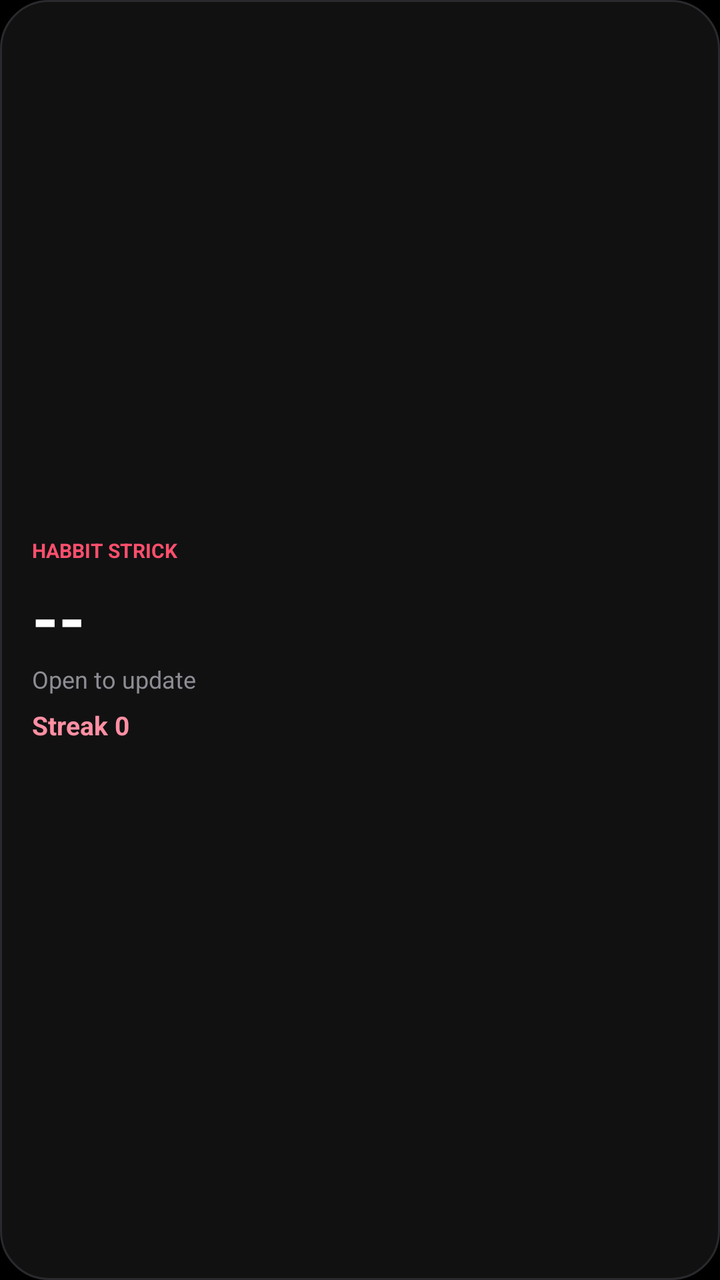
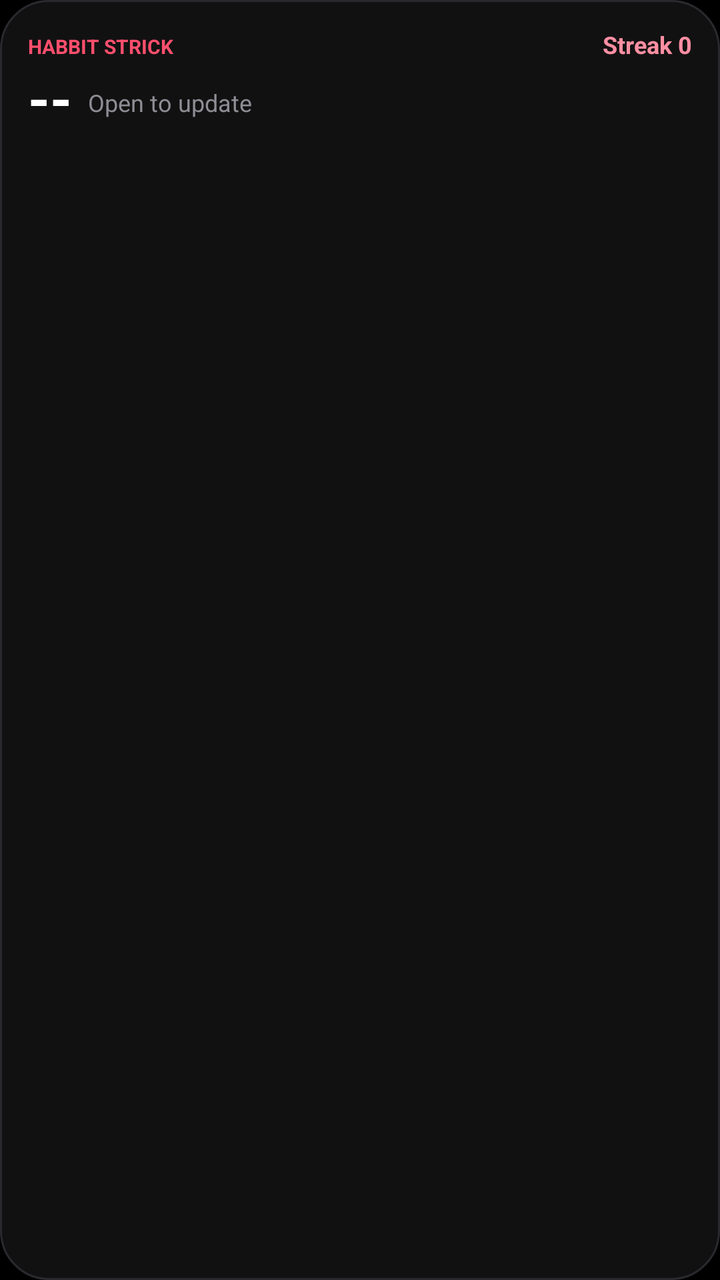

Before-and-after screenshots of an Android layout around one commit, followed by the original layout XML and the change that was made.
<!-- AndroidManifest.xml: application theme AppTheme -->
<!-- res/layout/widget.xml -->
<?xml version="1.0" encoding="utf-8"?>
<LinearLayout xmlns:android="http://schemas.android.com/apk/res/android"
    android:id="@+id/w_root"
    android:layout_width="match_parent"
    android:layout_height="match_parent"
    android:background="@drawable/widget_bg"
    android:gravity="center_vertical"
    android:orientation="vertical"
    android:padding="16dp">

    <TextView
        android:layout_width="wrap_content"
        android:layout_height="wrap_content"
        android:text="HABBIT STRICK"
        android:textColor="#FF4F6D"
        android:textSize="10sp"
        android:textStyle="bold" />

    <TextView
        android:id="@+id/w_count"
        android:layout_width="wrap_content"
        android:layout_height="wrap_content"
        android:layout_marginTop="4dp"
        android:text="--"
        android:textColor="#FFFFFF"
        android:textSize="34sp"
        android:textStyle="bold" />

    <TextView
        android:id="@+id/w_label"
        android:layout_width="wrap_content"
        android:layout_height="wrap_content"
        android:text="Open to update"
        android:textColor="#8D8D94"
        android:textSize="12sp" />

    <TextView
        android:id="@+id/w_streak"
        android:layout_width="wrap_content"
        android:layout_height="wrap_content"
        android:layout_marginTop="6dp"
        android:text="Streak 0"
        android:textColor="#FF8FA3"
        android:textSize="13sp"
        android:textStyle="bold" />
</LinearLayout>
<!-- resources referenced by this layout -->
<resources>
  <!-- drawable widget_bg (drawable) -->
  <?xml version="1.0" encoding="utf-8"?>
  <shape xmlns:android="http://schemas.android.com/apk/res/android" android:shape="rectangle">
      <solid android:color="#111112" />
      <corners android:radius="24dp" />
      <stroke android:width="1dp" android:color="#2A2A2E" />
  </shape>
  <style name="AppTheme" parent="Theme.AppCompat.NoActionBar">
          <item name="android:windowBackground">@android:color/black</item>
          <item name="android:statusBarColor">@android:color/black</item>
          <item name="android:navigationBarColor">@android:color/black</item>
          <item name="android:windowLightStatusBar">false</item>
      </style>
</resources>

<!-- the commit's change to res/layout/widget.xml (unified diff, before → after) -->
@@ -4,43 +4,113 @@
     android:layout_width="match_parent"
     android:layout_height="match_parent"
     android:background="@drawable/widget_bg"
-    android:gravity="center_vertical"
     android:orientation="vertical"
-    android:padding="16dp">
+    android:padding="14dp">
+
+    <LinearLayout
+        android:layout_width="match_parent"
+        android:layout_height="wrap_content"
+        android:orientation="horizontal">
+
+        <TextView
+            android:layout_width="0dp"
+            android:layout_height="wrap_content"
+            android:layout_weight="1"
+            android:text="HABBIT STRICK"
+            android:textColor="#FF4F6D"
+            android:textSize="10sp"
+            android:textStyle="bold" />
+
+        <TextView
+            android:id="@+id/w_streak"
+            android:layout_width="wrap_content"
+            android:layout_height="wrap_content"
+            android:text="Streak 0"
+            android:textColor="#FF8FA3"
+            android:textSize="12sp"
+            android:textStyle="bold" />
+    </LinearLayout>
+
+    <LinearLayout
+        android:layout_width="match_parent"
+        android:layout_height="wrap_content"
+        android:layout_marginBottom="4dp"
+        android:gravity="bottom"
+        android:orientation="horizontal">
+
+        <TextView
+            android:id="@+id/w_count"
+            android:layout_width="wrap_content"
+            android:layout_height="wrap_content"
+            android:text="--"
+            android:textColor="#FFFFFF"
+            android:textSize="28sp"
+            android:textStyle="bold" />
+
+        <TextView
+            android:id="@+id/w_label"
+            android:layout_width="wrap_content"
+            android:layout_height="wrap_content"
+            android:layout_marginStart="8dp"
+            android:layout_marginBottom="4dp"
+            android:text="Open to update"
+            android:textColor="#8D8D94"
+            android:textSize="12sp" />
+    </LinearLayout>
 
     <TextView
-        android:layout_width="wrap_content"
+        android:id="@+id/w_i0"
+        android:layout_width="match_parent"
         android:layout_height="wrap_content"
-        android:text="HABBIT STRICK"
-        android:textColor="#FF4F6D"
-        android:textSize="10sp"
-        android:textStyle="bold" />
+        android:layout_marginTop="2dp"
+        android:ellipsize="end"
+        android:maxLines="1"
+        android:paddingTop="5dp"
+        android:paddingBottom="5dp"
+        android:text=""
+        android:textColor="#FFFFFF"
+        android:textSize="14sp"
+        android:visibility="gone" />
 
     <TextView
-        android:id="@+id/w_count"
-        android:layout_width="wrap_content"
+        android:id="@+id/w_i1"
+        android:layout_width="match_parent"
         android:layout_height="wrap_content"
-        android:layout_marginTop="4dp"
-        android:text="--"
+        android:layout_marginTop="2dp"
+        android:ellipsize="end"
+        android:maxLines="1"
+        android:paddingTop="5dp"
+        android:paddingBottom="5dp"
+        android:text=""
         android:textColor="#FFFFFF"
-        android:textSize="34sp"
-        android:textStyle="bold" />
+        android:textSize="14sp"
+        android:visibility="gone" />
 
     <TextView
-        android:id="@+id/w_label"
-        android:layout_width="wrap_content"
+        android:id="@+id/w_i2"
+        android:layout_width="match_parent"
         android:layout_height="wrap_content"
-        android:text="Open to update"
-        android:textColor="#8D8D94"
-        android:textSize="12sp" />
+        android:layout_marginTop="2dp"
+        android:ellipsize="end"
+        android:maxLines="1"
+        android:paddingTop="5dp"
+        android:paddingBottom="5dp"
+        android:text=""
+        android:textColor="#FFFFFF"
+        android:textSize="14sp"
+        android:visibility="gone" />
 
     <TextView
-        android:id="@+id/w_streak"
-        android:layout_width="wrap_content"
+        android:id="@+id/w_i3"
+        android:layout_width="match_parent"
         android:layout_height="wrap_content"
-        android:layout_marginTop="6dp"
-        android:text="Streak 0"
-        android:textColor="#FF8FA3"
-        android:textSize="13sp"
-        android:textStyle="bold" />
+        android:layout_marginTop="2dp"
+        android:ellipsize="end"
+        android:maxLines="1"
+        android:paddingTop="5dp"
+        android:paddingBottom="5dp"
+        android:text=""
+        android:textColor="#FFFFFF"
+        android:textSize="14sp"
+        android:visibility="gone" />
 </LinearLayout>
